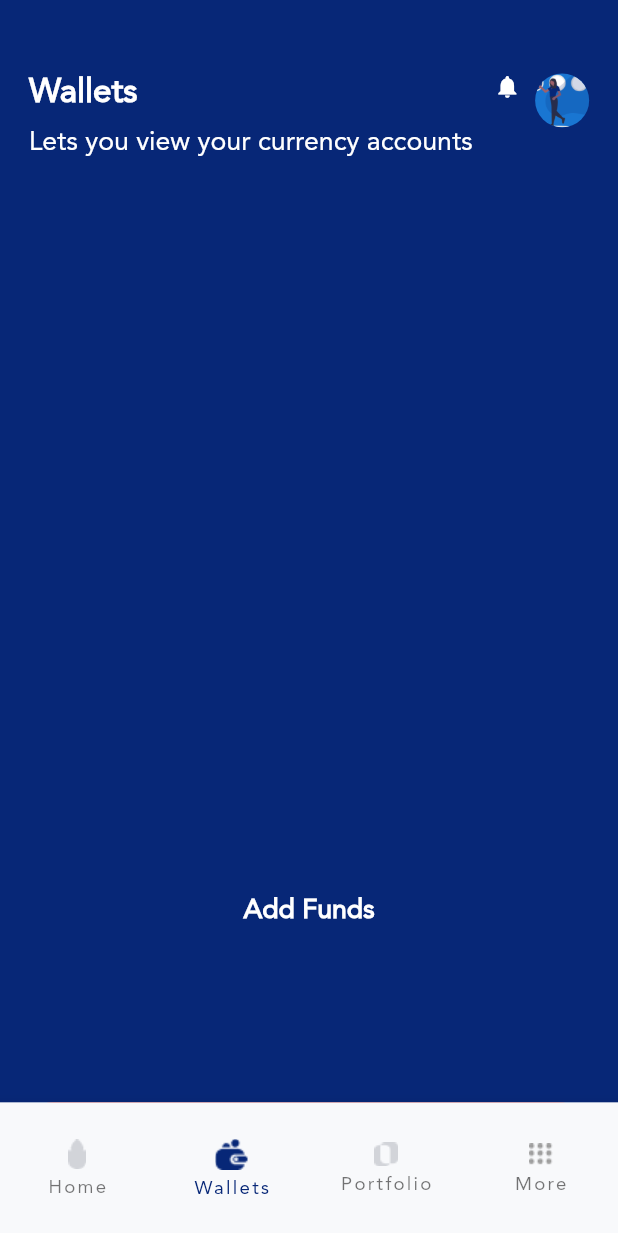
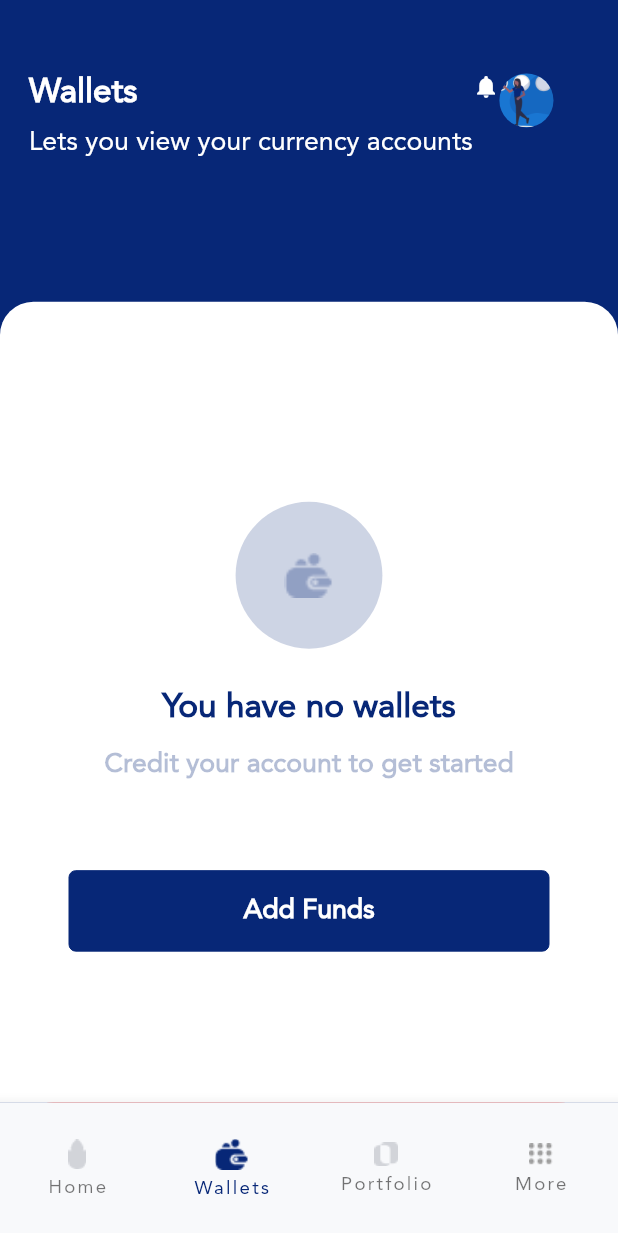
Before and after one commit to mik3yyy/test, a Flutter app: the screen it shows after launch, item 2 of the bottom bar chosen, on a phone screen of 412 x 824 dp. Shown: the top 1233 px of the screen. Run offline on Flutter 3.47's test engine with Material 2 defaults, Android fonts, the light colour scheme and no system bars; our stand-ins replace animated_splash_screen, carousel_slider, dio, flutter_screenutil, freezed_annotation, hooks_riverpod and 4 more; statements that could not run were skipped.

Commit message:
Fixed over flow issue on wallet_view

```diff
--- a/lib/presentation/screens/wallet/wallet_view.dart
+++ b/lib/presentation/screens/wallet/wallet_view.dart
@@ -54,13 +54,13 @@ class _WalletViewState extends State<WalletView> {
                       ),
                     ],
                   ),
-                  const Spacer(),
+                  // const Spacer(),
                   Icon(
                     Icons.notifications,
                     color: Colors.white,
                     size: 20.sp,
                   ),
-                  Space(10.w),
+                  // Space(10.w),
                   const CircleAvatar(
                     radius: 18.0,
                     backgroundImage: AssetImage(
--- a/lib/presentation/screens/wallet/widget/wallet_view_widget.dart
+++ b/lib/presentation/screens/wallet/widget/wallet_view_widget.dart
@@ -29,7 +29,7 @@ class WalletViewWidget extends StatelessWidget {
           bottom: 0,
           child: Container(
               decoration: BoxDecoration(
-                color: AppColors.bottomSheet,
+                color: AppColors.whiteColor,
                 borderRadius: BorderRadius.vertical(top: Radius.circular(25.r)),
               ),
               // height: 540,
```
